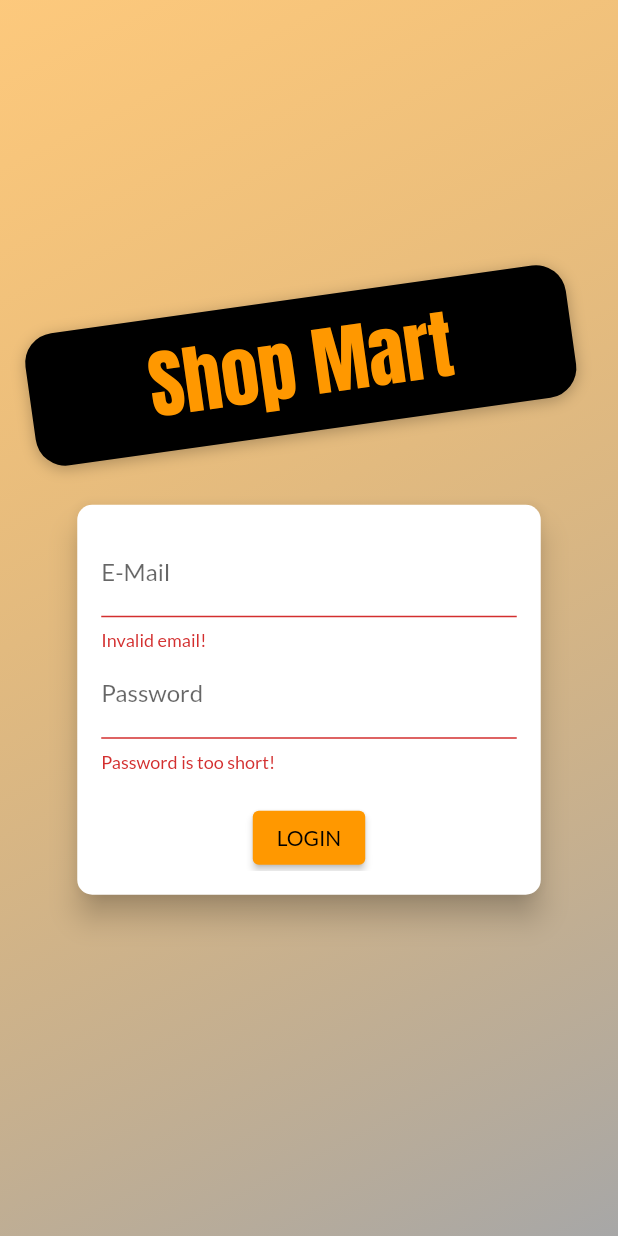
After one commit to chaoserene/shop-app, a Flutter app: the screen it shows after launch, after a tap on "LOGIN", on a phone screen of 412 x 824 dp. The commit adds this screen. Run offline on Flutter 3.47's test engine with Material 2 defaults, Android fonts, the phone set to English and light mode, and no system bars; our stand-ins replace shared_preferences; network calls fail.

Commit message:
adding logic for login

```diff
--- a/lib/main.dart
+++ b/lib/main.dart
@@ -1,14 +1,17 @@
 import 'package:flutter/material.dart';
 import 'package:provider/provider.dart';
+import 'package:shop_mart/providers/auth_provider.dart';
 import 'package:shop_mart/providers/cart_provider.dart';
 import 'package:shop_mart/providers/orders_provider.dart';
 import 'package:shop_mart/providers/products_provider.dart';
+import 'package:shop_mart/screens/auth_screen.dart';
 import 'package:shop_mart/screens/cart_screen.dart';
 import 'package:shop_mart/screens/edit_product_screen.dart';
 import 'package:shop_mart/screens/orders_screen.dart';
 import 'package:shop_mart/screens/product_detail_screen.dart';
 import 'package:shop_mart/screens/products_overview_screen.dart';
 import 'package:shop_mart/screens/user_products_screen.dart';
+import 'package:shop_mart/widgets/splash_screen.dart';
 
 void main() {
   runApp(MyApp());
@@ -19,25 +22,49 @@ class MyApp extends StatelessWidget {
   Widget build(BuildContext context) {
     return MultiProvider(
         providers: [
-        ChangeNotifierProvider(create: (ctx) => ProductsProvider()),
+          ChangeNotifierProvider(create: (ctx) => AuthProvider()),
           ChangeNotifierProvider(create: (ctx) => CartProvider()),
-        ChangeNotifierProvider(create: (ctx) => OrdersProvider()),
+          ChangeNotifierProxyProvider<AuthProvider, OrdersProvider>(
+            create: (_) => null,
+            update: (_, auth, previousOrders) => OrdersProvider(
+                auth.token,
+                previousOrders == null ? [] : previousOrders.orders,
+                auth.userId),
+          ),
+          ChangeNotifierProxyProvider<AuthProvider, ProductsProvider>(
+            create: (_) => null,
+            update: (_, auth, previousProducts) => ProductsProvider(
+                auth.token,
+                previousProducts == null ? [] : previousProducts.items,
+                auth.userId),
+          ),
         ],
-      child: MaterialApp(
+        child: Consumer<AuthProvider>(builder: (ctx, authData, _) {
+          return MaterialApp(
             title: 'Shop Mart',
             theme: ThemeData(
                 primarySwatch: Colors.orange,
                 accentColor: Colors.grey,
                 fontFamily: 'Lato'),
-        home: ProductOverviewScreen(),
+            home: authData.isAuth
+                ? ProductOverviewScreen()
+                : FutureBuilder(
+                    future: authData.tryAutoLogin(),
+                    builder: (ctx, snapShot) =>
+                        snapShot.connectionState == ConnectionState.waiting
+                            ? Center(
+                                child: SplashScreen(),
+                              )
+                            : AuthScreen()),
             routes: {
               ProductDetailScreen.routeName: (ctx) => ProductDetailScreen(),
               CartScreen.routeName: (ctx) => CartScreen(),
               OrdersScreen.routeName: (ctx) => OrdersScreen(),
               UserProductsScreen.routeName: (ctx) => UserProductsScreen(),
-          EditProductScreen.routeName: (ctx) => EditProductScreen()
+              EditProductScreen.routeName: (ctx) => EditProductScreen(),
+              AuthScreen.routeName: (ctx) => AuthScreen()
             },
-      ),
           );
+        }));
   }
 }
--- /dev/null
+++ b/lib/providers/auth_provider.dart
@@ -0,0 +1,141 @@
+import 'dart:async';
+import 'dart:convert';
+
+import 'package:flutter/material.dart';
+import 'package:http/http.dart' as http;
+import 'package:shared_preferences/shared_preferences.dart';
+import 'package:shop_mart/models/http_exception.dart';
+
+class AuthProvider with ChangeNotifier {
+  String _token;
+  DateTime _expirationDate;
+  String _userId;
+  Timer _timer;
+
+  bool get isAuth {
+    return token != null;
+  }
+
+  String get token {
+    if (_token != null &&
+        _expirationDate != null &&
+        _expirationDate.isAfter(DateTime.now())) return _token;
+
+    return null;
+  }
+
+  String get userId {
+    return _userId;
+  }
+
+  Future<void> signUp(String email, String password) async {
+    final url = Uri.parse(
+        "https://identitytoolkit.googleapis.com/v1/accounts:signUp?key=AIzaSyCkCIGPi4b7EY_0tPudDLZ6eFuI8k1sj5c");
+    try {
+      final response = await http.post(url,
+          body: json.encode({
+            'email': email,
+            'password': password,
+            'returnSecureToken': true
+          }));
+      final data = json.decode(response.body);
+
+      if (data['error'] != null) throw HttpException(data['error']['message']);
+
+      _token = data['idToken'];
+      _userId = data['localId'];
+      _expirationDate =
+          DateTime.now().add(Duration(seconds: int.parse(data['expiresIn'])));
+
+      _autoLogout();
+      notifyListeners();
+      final prefs = await SharedPreferences.getInstance();
+      prefs.setString(
+          'auth',
+          json.encode({
+            'token': _token,
+            'userId': _userId,
+            'expirationDate': _expirationDate.toIso8601String()
+          }));
+    } catch (er) {
+      throw er;
+    }
+  }
+
+  Future<void> logIn(String email, String password) async {
+    final url = Uri.parse(
+        "https://identitytoolkit.googleapis.com/v1/accounts:signInWithPassword?key=AIzaSyCkCIGPi4b7EY_0tPudDLZ6eFuI8k1sj5c");
+    try {
+      final response = await http.post(url,
+          body: json.encode({
+            'email': email,
+            'password': password,
+            'returnSecureToken': true
+          }));
+      final data = json.decode(response.body);
+
+      if (data['error'] != null) throw HttpException(data['error']['message']);
+
+      _token = data['idToken'];
+      _userId = data['localId'];
+      _expirationDate =
+          DateTime.now().add(Duration(seconds: int.parse(data['expiresIn'])));
+      _autoLogout();
+      notifyListeners();
+      final prefs = await SharedPreferences.getInstance();
+      prefs.setString(
+          'auth',
+          json.encode({
+            'token': _token,
+            'userId': _userId,
+            'expirationDate': _expirationDate.toIso8601String()
+          }));
+    } catch (er) {
+      throw er;
+    }
+  }
+
+  Future<void> logOut() async {
+    _token = null;
+    _userId = null;
+    _expirationDate = null;
+
+    if (_timer != null) {
+      _timer.cancel();
+      _timer = null;
+    }
+
+    notifyListeners();
+    final prefs = await SharedPreferences.getInstance();
+
+    prefs.clear();
+  }
+
+  void _autoLogout() {
+    if (_timer != null) _timer.cancel();
+    var timeToExpiry = _expirationDate.difference(DateTime.now()).inSeconds;
+    _timer = Timer(Duration(seconds: timeToExpiry), () {
+      logOut();
+    });
+  }
+
+  Future<bool> tryAutoLogin() async {
+    final prefs = await SharedPreferences.getInstance();
+
+    if (!prefs.containsKey('auth')) return false;
+
+    final userData =
+        json.decode(prefs.getString('auth')) as Map<String, dynamic>;
+    final expirationDate = DateTime.parse(userData['expirationDate']);
+
+    if (expirationDate.isBefore(DateTime.now())) return false;
+
+    _token = userData['token'];
+    _userId = userData['userId'];
+    _expirationDate = DateTime.parse(userData['expirationDate']);
+
+    notifyListeners();
+    _autoLogout();
+    return true;
+  }
+}
--- a/lib/providers/orders_provider.dart
+++ b/lib/providers/orders_provider.dart
@@ -5,15 +5,19 @@ import 'package:shop_mart/providers/cart_provider.dart';
 import 'package:http/http.dart' as http;
 
 class OrdersProvider with ChangeNotifier {
-  List<OrderItem> _orders = [];
+  List<OrderItem> _orders;
+  String authToken;
+  String userId;
+
+  OrdersProvider(this.authToken, this._orders, this.userId);
 
   List<OrderItem> get orders {
     return [..._orders];
   }
 
   Future<void> fetchAndSetOrders() async {
-    final url =
-        Uri.https("meal-app-e2e94-default-rtdb.firebaseio.com", "orders.json");
+    final url = Uri.https("meal-app-e2e94-default-rtdb.firebaseio.com",
+        "orders/${this.userId}.json", {'auth': authToken});
 
     final response = await http.get(url);
     final List<OrderItem> loadedOrders = [];
@@ -41,8 +45,8 @@ class OrdersProvider with ChangeNotifier {
   }
 
   Future<void> addOrder(List<CartItem> cartProducts, double total) async {
-    final url =
-        Uri.https("meal-app-e2e94-default-rtdb.firebaseio.com", "orders.json");
+    final url = Uri.https("meal-app-e2e94-default-rtdb.firebaseio.com",
+        "orders/${this.userId}.json", {'auth': authToken});
     final timestamp = DateTime.now();
 
     final response = await http.post(url,
--- a/lib/providers/product.dart
+++ b/lib/providers/product.dart
@@ -19,11 +19,11 @@ class Product with ChangeNotifier {
       @required this.imageUrl,
       this.isFavorite = false});
 
-  void toggleFavoriteStatus() {
+  void toggleFavoriteStatus(String token, String userId) {
     this.isFavorite = !this.isFavorite;
     final updateUrl = Uri.https("meal-app-e2e94-default-rtdb.firebaseio.com",
-        "/products/${this.id}.json");
-    http.patch(updateUrl, body: json.encode({'isFavorite': this.isFavorite}));
+        "/userFavorites/$userId/${this.id}.json", {'auth': token});
+    http.put(updateUrl, body: json.encode(this.isFavorite));
     notifyListeners();
   }
 }
--- /dev/null
+++ b/lib/screens/auth_screen.dart
@@ -0,0 +1,273 @@
+import 'dart:math';
+
+import 'package:flutter/material.dart';
+import 'package:provider/provider.dart';
+import 'package:shop_mart/models/http_exception.dart';
+import 'package:shop_mart/providers/auth_provider.dart';
+
+enum AuthMode { Signup, Login }
+
+class AuthScreen extends StatelessWidget {
+  static const routeName = '/auth';
+
+  @override
+  Widget build(BuildContext context) {
+    final deviceSize = MediaQuery.of(context).size;
+    // final transformConfig = Matrix4.rotationZ(-8 * pi / 180);
+    // transformConfig.translate(-10.0);
+    return Scaffold(
+      // resizeToAvoidBottomInset: false,
+      body: Stack(
+        children: <Widget>[
+          Container(
+            decoration: BoxDecoration(
+              gradient: LinearGradient(
+                colors: [
+                  Theme.of(context).primaryColor.withOpacity(0.5),
+                  Theme.of(context).accentColor.withOpacity(0.9),
+                ],
+                begin: Alignment.topLeft,
+                end: Alignment.bottomRight,
+                stops: [0, 1],
+              ),
+            ),
+          ),
+          SingleChildScrollView(
+            child: Container(
+              height: deviceSize.height,
+              width: deviceSize.width,
+              child: Column(
+                mainAxisAlignment: MainAxisAlignment.center,
+                crossAxisAlignment: CrossAxisAlignment.center,
+                children: <Widget>[
+                  Flexible(
+                    child: Container(
+                      margin: EdgeInsets.only(bottom: 20.0),
+                      padding:
+                          EdgeInsets.symmetric(vertical: 8.0, horizontal: 80.0),
+                      transform: Matrix4.rotationZ(-8 * pi / 180)
+                        ..translate(-10.0),
+                      // ..translate(-10.0),
+                      decoration: BoxDecoration(
+                        borderRadius: BorderRadius.circular(20),
+                        color: Colors.black,
+                        boxShadow: [
+                          BoxShadow(
+                            blurRadius: 8,
+                            color: Colors.black26,
+                            offset: Offset(0, 2),
+                          )
+                        ],
+                      ),
+                      child: Text(
+                        'Shop Mart',
+                        style: TextStyle(
+                          color: Theme.of(context).primaryColor,
+                          fontSize: 50,
+                          fontFamily: 'Anton',
+                          fontWeight: FontWeight.normal,
+                        ),
+                      ),
+                    ),
+                  ),
+                  Flexible(
+                    flex: deviceSize.width > 600 ? 2 : 1,
+                    child: AuthCard(),
+                  ),
+                ],
+              ),
+            ),
+          ),
+        ],
+      ),
+    );
+  }
+}
+
+class AuthCard extends StatefulWidget {
+  const AuthCard({
+    Key key,
+  }) : super(key: key);
+
+  @override
+  _AuthCardState createState() => _AuthCardState();
+}
+
+class _AuthCardState extends State<AuthCard> {
+  final GlobalKey<FormState> _formKey = GlobalKey();
+  AuthMode _authMode = AuthMode.Login;
+  Map<String, String> _authData = {
+    'email': '',
+    'password': '',
+  };
+  var _isLoading = false;
+  final _passwordController = TextEditingController();
+
+  Future<void> _submit() async {
+    if (!_formKey.currentState.validate()) {
+      // Invalid!
+      return;
+    }
+    _formKey.currentState.save();
+    setState(() {
+      _isLoading = true;
+    });
+    var errMsg = '';
+    try {
+      if (_authMode == AuthMode.Login) {
+        await Provider.of<AuthProvider>(context, listen: false)
+            .logIn(_authData['email'], _authData['password']);
+      } else {
+        await Provider.of<AuthProvider>(context, listen: false)
+            .signUp(_authData['email'], _authData['password']);
+      }
+    } on HttpException catch (e) {
+      errMsg = 'Authentication failed';
+      if (e.toString().contains('EMAIL_EXISTS')) {
+        errMsg = 'E-mail address already in use';
+      } else if (e.toString().contains('INVALID_EMAIL')) {
+        errMsg = 'This e-mail address is not valid';
+      } else if (e.toString().contains('WEAK_PASSWORD')) {
+        errMsg = 'The password is too weak';
+      } else if (e.toString().contains('EMAIL_NOT_FOUND')) {
+        errMsg = 'Could not find an user with that e-mail';
+      } else if (e.toString().contains('INVALID_PASSWORD')) {
+        errMsg = 'Invalid password';
+      }
+      setState(() {
+        _isLoading = false;
+      });
+      _showErrorDialog(errMsg);
+    } catch (e) {
+      errMsg = 'Could not authenticate. Please try again.';
+      _showErrorDialog(errMsg);
+    }
+  }
+
+  void _showErrorDialog(String msg) {
+    showDialog(
+        context: context,
+        builder: (ctx) => AlertDialog(
+              title: Text('An error ocurred!'),
+              content: Text(msg),
+              actions: [
+                TextButton(
+                    onPressed: () {
+                      Navigator.of(context).pop();
+                    },
+                    child: Text('OK'))
+              ],
+            ));
+  }
+
+  void _switchAuthMode() {
+    if (_authMode == AuthMode.Login) {
+      setState(() {
+        _authMode = AuthMode.Signup;
+      });
+    } else {
+      setState(() {
+        _authMode = AuthMode.Login;
+      });
+    }
+  }
+
+  @override
+  Widget build(BuildContext context) {
+    final deviceSize = MediaQuery.of(context).size;
+    return Card(
+      shape: RoundedRectangleBorder(
+        borderRadius: BorderRadius.circular(10.0),
+      ),
+      elevation: 8.0,
+      child: Container(
+        height: _authMode == AuthMode.Signup ? 320 : 260,
+        constraints:
+            BoxConstraints(minHeight: _authMode == AuthMode.Signup ? 320 : 260),
+        width: deviceSize.width * 0.75,
+        padding: EdgeInsets.all(16.0),
+        child: Form(
+          key: _formKey,
+          child: SingleChildScrollView(
+            child: Column(
+              children: <Widget>[
+                TextFormField(
+                  decoration: InputDecoration(labelText: 'E-Mail'),
+                  keyboardType: TextInputType.emailAddress,
+                  autocorrect: false,
+                  validator: (value) {
+                    if (value.isEmpty || !value.contains('@')) {
+                      return 'Invalid email!';
+                    }
+                    return null;
+                  },
+                  onSaved: (value) {
+                    _authData['email'] = value;
+                  },
+                ),
+                TextFormField(
+                  decoration: InputDecoration(labelText: 'Password'),
+                  obscureText: true,
+                  controller: _passwordController,
+                  validator: (value) {
+                    if (value.isEmpty || value.length < 5) {
+                      return 'Password is too short!';
+                    }
+                    return null;
+                  },
+                  onSaved: (value) {
+                    _authData['password'] = value;
+                  },
+                ),
+                if (_authMode == AuthMode.Signup)
+                  TextFormField(
+                    enabled: _authMode == AuthMode.Signup,
+                    decoration: InputDecoration(labelText: 'Confirm Password'),
+                    obscureText: true,
+                    validator: _authMode == AuthMode.Signup
+                        ? (value) {
+                            if (value != _passwordController.text) {
+                              return 'Passwords do not match!';
+                            }
+                            return null;
+                          }
+                        : null,
+                  ),
+                SizedBox(
+                  height: 20,
+                ),
+                if (_isLoading)
+                  CircularProgressIndicator()
+                else
+                  ElevatedButton(
+                    child:
+                        Text(_authMode == AuthMode.Login ? 'LOGIN' : 'SIGN UP'),
+                    onPressed: _submit,
+                    // style: ButtonStyle(shape: RoundedRectangleBorder(
+                    //   borderRadius: BorderRadius.circular(30),
+                    // ),
+                    // padding:
+                    //     EdgeInsets.symmetric(horizontal: 30.0, vertical: 8.0),
+                    // backgroundColor: Theme.of(context).primaryColor,
+                    // textColor: Theme.of(context).primaryTextTheme.button.color),
+                  ),
+                Padding(
+                  padding:
+                      const EdgeInsets.symmetric(horizontal: 30.0, vertical: 4),
+                  child: TextButton(
+                    child: Text(
+                      '${_authMode == AuthMode.Login ? 'SIGNUP' : 'LOGIN'} INSTEAD',
+                      style: TextStyle(color: Theme.of(context).primaryColor),
+                    ),
+                    onPressed: _switchAuthMode,
+                    // materialTapTargetSize: MaterialTapTargetSize.shrinkWrap,
+                  ),
+                ),
+              ],
+            ),
+          ),
+        ),
+      ),
+    );
+  }
+}
--- a/lib/widgets/product_item.dart
+++ b/lib/widgets/product_item.dart
@@ -1,5 +1,6 @@
 import 'package:flutter/material.dart';
 import 'package:provider/provider.dart';
+import 'package:shop_mart/providers/auth_provider.dart';
 import 'package:shop_mart/providers/cart_provider.dart';
 import 'package:shop_mart/providers/product.dart';
 import 'package:shop_mart/screens/product_detail_screen.dart';
@@ -9,6 +10,7 @@ class ProductItem extends StatelessWidget {
   Widget build(BuildContext context) {
     final product = Provider.of<Product>(context, listen: false);
     final cart = Provider.of<CartProvider>(context, listen: false);
+    final auth = Provider.of<AuthProvider>(context, listen: false);
     return ClipRRect(
       borderRadius: BorderRadius.circular(10),
       child: GridTile(
@@ -59,7 +61,7 @@ class ProductItem extends StatelessWidget {
                     color: Theme.of(context).primaryColor,
                   ),
                   onPressed: () {
-                    product.toggleFavoriteStatus();
+                    product.toggleFavoriteStatus(auth.token, auth.userId);
                   },
                 ),
               )
--- /dev/null
+++ b/lib/widgets/splash_screen.dart
@@ -0,0 +1,12 @@
+import 'package:flutter/material.dart';
+
+class SplashScreen extends StatelessWidget {
+  @override
+  Widget build(BuildContext context) {
+    return Scaffold(
+      body: Center(
+        child: Text('Loading...'),
+      ),
+    );
+  }
+}
--- a/pubspec.yaml
+++ b/pubspec.yaml
@@ -26,6 +26,7 @@ dependencies:
   provider: ^5.0.0
   intl: ^0.17.0
   http: ^0.13.3
+  shared_preferences: ^2.0.6
 
 
   # The following adds the Cupertino Icons font to your application.
```
Also changed, not shown: lib/providers/products_provider.dart (+30 -10 lines), lib/screens/user_products_screen.dart (+13 -5 lines), lib/widgets/app_drawer.dart (+12 -0 lines), pubspec.lock, 7 other files. Lines whose indentation alone changed are shown as unchanged.
